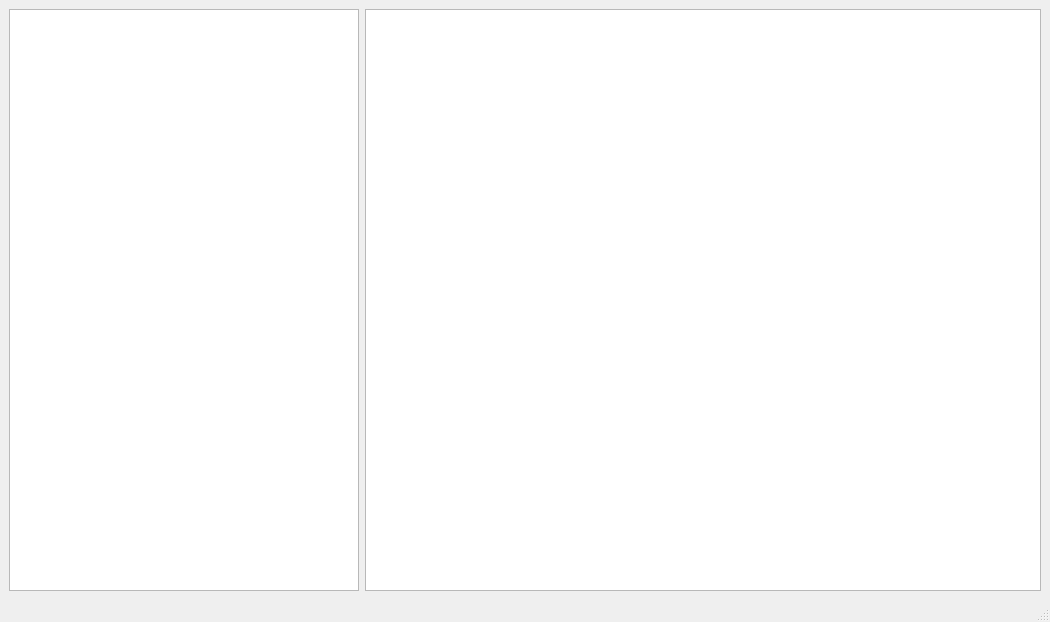
First picture: the form in mainwindow.ui, repository juanmacaaz/LogicSimulator, before the edit.
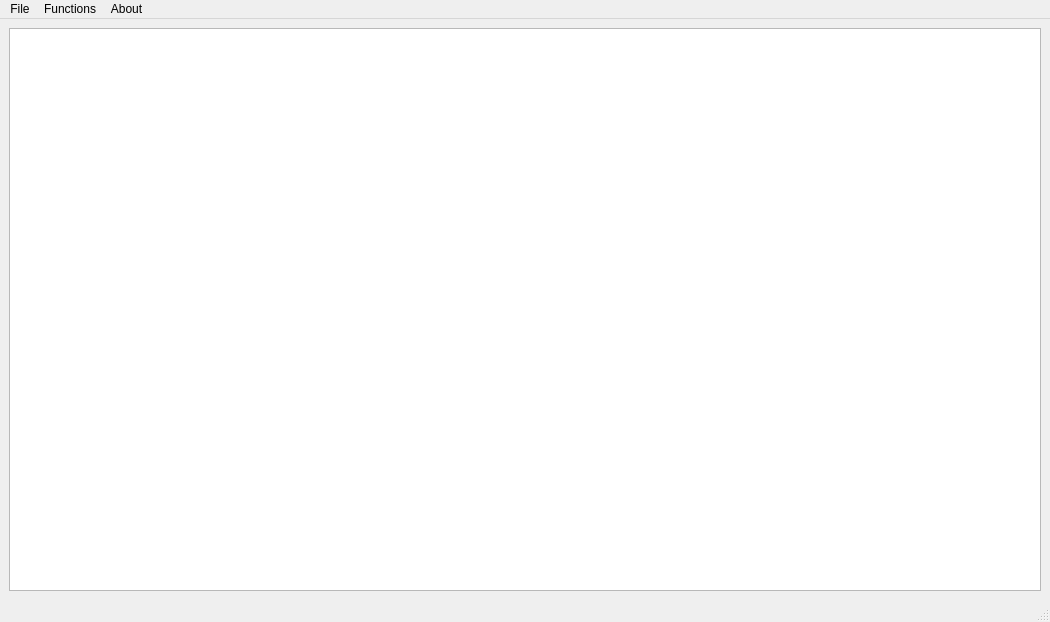
Second picture: the form after the edit.

```diff
--- a/mainwindow.ui
+++ b/mainwindow.ui
@@ -15,22 +15,6 @@
   </property>
   <widget class="QWidget" name="centralwidget">
    <layout class="QHBoxLayout" name="horizontalLayout">
-    <item>
-     <widget class="QListWidget" name="listWidget">
-      <property name="minimumSize">
-       <size>
-        <width>350</width>
-        <height>0</height>
-       </size>
-      </property>
-      <property name="maximumSize">
-       <size>
-        <width>350</width>
-        <height>16777215</height>
-       </size>
-      </property>
-     </widget>
-    </item>
     <item>
      <widget class="QGraphicsView" name="graphicsView"/>
     </item>
@@ -45,6 +29,29 @@
      <height>25</height>
     </rect>
    </property>
+   <widget class="QMenu" name="menuFile">
+    <property name="title">
+     <string>File</string>
+    </property>
+    <addaction name="actionNew"/>
+    <addaction name="actionOpen"/>
+    <addaction name="actionSave"/>
+   </widget>
+   <widget class="QMenu" name="menuFunctions">
+    <property name="title">
+     <string>Functions</string>
+    </property>
+    <addaction name="actionGenerate_function"/>
+    <addaction name="actionGenerate_simulate"/>
+   </widget>
+   <widget class="QMenu" name="menuAbout">
+    <property name="title">
+     <string>About</string>
+    </property>
+   </widget>
+   <addaction name="menuFile"/>
+   <addaction name="menuFunctions"/>
+   <addaction name="menuAbout"/>
   </widget>
   <widget class="QStatusBar" name="statusbar"/>
  </widget>
```
Left out of the diff: 25 changed lines with no effect on the pictures.
